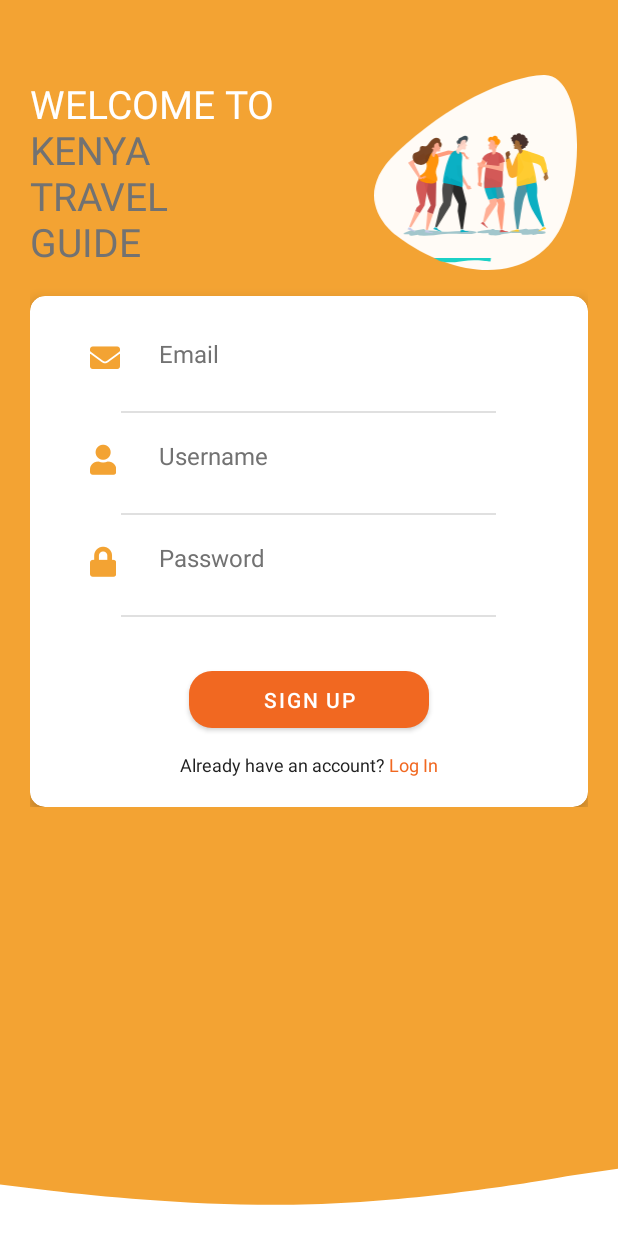
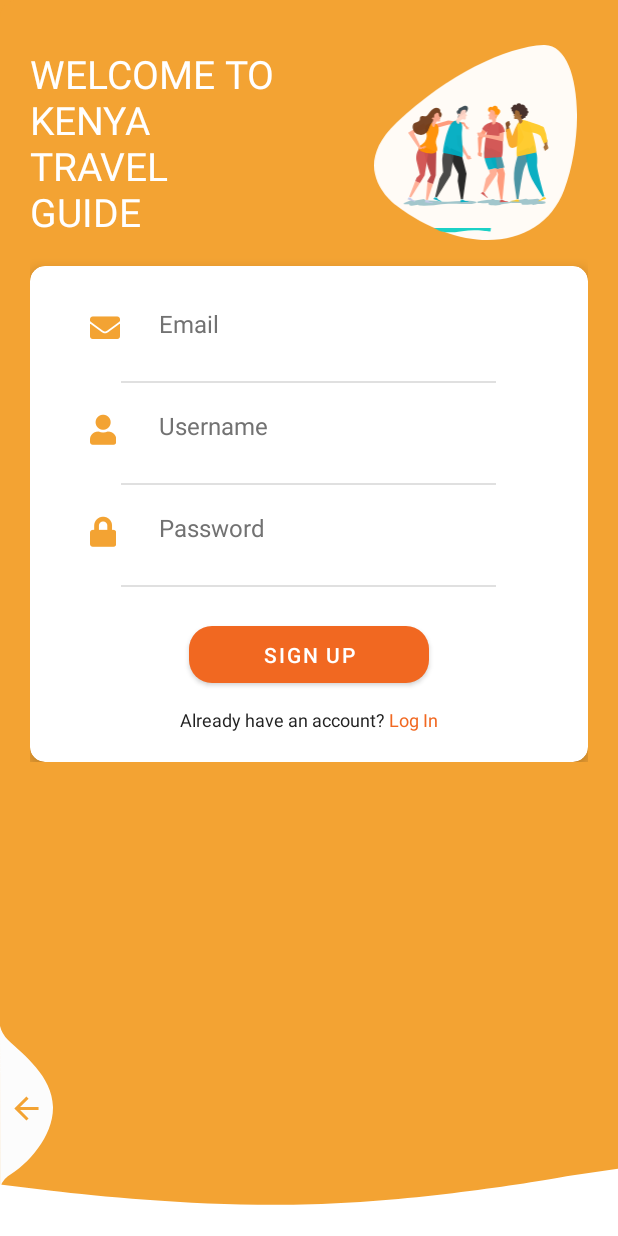
Before and after one commit to EmmanuelaJoy/travel-guide, an Android app: the SignupActivity screen opened directly, with no data from a screen before it, on a phone screen of 412 x 824 dp. Run offline under Robolectric (Android 15) with nearby library versions, the phone set to English and light mode, and no system bars; our stand-ins replace ButterKnife, Firebase (no records; nobody signed in at launch, a user with empty details on screens opened directly); Roboto replaces fonts that are not available here.

Commit message:
add slide_in_left and slide_in_right animations

```diff
--- a/app/src/main/java/com/moringaschool/kenyatravelguide/ui/SignupActivity.java
+++ b/app/src/main/java/com/moringaschool/kenyatravelguide/ui/SignupActivity.java
@@ -1,9 +1,13 @@
 package com.moringaschool.kenyatravelguide.ui;
 
 import android.content.Intent;
+import android.graphics.Color;
+import android.os.Build;
 import android.os.Bundle;
 import android.text.Html;
 import android.view.View;
+import android.view.Window;
+import android.view.WindowManager;
 import android.widget.Button;
 import android.widget.TextView;
 
@@ -66,10 +70,23 @@ public class SignupActivity extends AppCompatActivity {
             }
         });
 
-        String title = "<font color=#FFFFFF>WELCOME TO</font><br/><font color=#727272>KENYA<br/>TRAVEL<br/>GUIDE</font>";
+        String title = "<font color=#FFFFFF>WELCOME TO</font><br/><font color=#FFFFFF>KENYA<br/>TRAVEL<br/>GUIDE</font>";
         String text = "<font color=#212121>Already have an account?</font> <font color=#F16821>Log In</font>";
         mWelcomeMessage.setText(Html.fromHtml(title));
         mLogInMessage.setText(Html.fromHtml(text));
+    }
+
+    private void changeStatusBarColor() {
+        if (Build.VERSION.SDK_INT >= Build.VERSION_CODES.LOLLIPOP) {
+            Window window = getWindow();
+            window.addFlags(WindowManager.LayoutParams.FLAG_DRAWS_SYSTEM_BAR_BACKGROUNDS);
+            window.setStatusBarColor(Color.TRANSPARENT);
+//            window.setStatusBarColor(getResources().getColor(R.color.register_bk_color));
+        }
+    }
+    public void onLoginClick(View view){
+        startActivity(new Intent(this,LoginActivity.class));
+        overridePendingTransition(R.anim.slide_in_left,android.R.anim.slide_out_right);
     }
 
     private Boolean validateEmail(){
--- /dev/null
+++ b/app/src/main/res/anim/slide_in_left.xml
@@ -0,0 +1,7 @@
+<?xml version="1.0" encoding="utf-8"?>
+<set xmlns:android="http://schemas.android.com/apk/res/android">
+
+    <translate android:fromXDelta="-100%" android:toXDelta="0%"
+        android:fromYDelta="0%" android:toYDelta="0%"
+        android:duration="700"/>
+</set>
--- /dev/null
+++ b/app/src/main/res/drawable/ic_back_img.xml
@@ -0,0 +1,12 @@
+<vector xmlns:android="http://schemas.android.com/apk/res/android"
+        android:width="35dp"
+        android:height="110dp"
+        android:viewportWidth="35.022"
+        android:viewportHeight="110.257">
+    <path
+        android:pathData="M-0,-0l0.08,110.26a12.8,12.8 93.91,0 1,5.1 -9.92c13.56,-7.81 30.32,-27.17 29.83,-46.33 -0.52,-20.39 -19.37,-34.74 -29.83,-44.79A19.61,19.61 60.14,0 1,-0 -0Z"
+        android:fillColor="#fcfcfc"/>
+    <path
+        android:pathData="M25.47,54.19L13.27,54.19l5.6,-5.6L17.47,47.19 9.47,55.19l8,8 1.4,-1.4L13.27,56.19L25.47,56.19Z"
+        android:fillColor="#F3A333"/>
+</vector>
--- a/app/src/main/res/layout/login.xml
+++ b/app/src/main/res/layout/login.xml
@@ -239,7 +239,6 @@
         android:layout_width="11dp"
         android:layout_height="match_parent"
         android:layout_alignParentTop="true"
-        android:layout_marginTop="20dp"
         app:layout_constraintEnd_toEndOf="parent"
         app:layout_constraintRight_toRightOf="@+id/scrollView"
         android:background="@drawable/ic_side_bg" />
@@ -248,7 +247,7 @@
         android:layout_height="wrap_content"
         android:layout_marginRight="11dp"
         android:layout_marginBottom="30dp"
-        android:onClick="onPLusIconClick"
+        android:onClick="onLoginClick"
         app:layout_constraintEnd_toEndOf="parent"
         app:layout_constraintBottom_toBottomOf="parent"
         app:layout_constraintRight_toRightOf="@+id/scrollView"
--- a/app/src/main/res/layout/signup.xml
+++ b/app/src/main/res/layout/signup.xml
@@ -12,7 +12,7 @@
     <androidx.appcompat.widget.Toolbar
         android:id="@+id/toolbar"
         android:layout_width="0dp"
-        android:layout_height="30dp"
+        android:layout_height="10dp"
         android:background="#00008577"
         android:minHeight="?attr/actionBarSize"
         android:theme="?attr/actionBarTheme"
@@ -21,6 +21,7 @@
         app:layout_constraintTop_toTopOf="parent"/>
 
     <ScrollView
+        android:id="@+id/scrollView"
         android:layout_width="match_parent"
         android:layout_height="wrap_content"
         android:layout_alignParentTop="true"
@@ -66,6 +67,7 @@
                 app:cardElevation="5dp">
 
                 <LinearLayout
+                    android:id="@+id/form"
                     android:layout_width="match_parent"
                     android:layout_height="wrap_content"
                     android:layout_margin="10dp"
@@ -189,7 +191,7 @@
                         android:layout_height="50dp"
                         android:layout_centerHorizontal="true"
                         android:layout_gravity="center"
-                        android:layout_marginTop="30dp"
+                        android:layout_marginTop="20dp"
                         android:text="Sign Up"
                         android:textColor="@color/colorSecondaryText"
                         app:backgroundTint="@color/colorPrimaryDark"
@@ -222,6 +224,29 @@
     </ScrollView>
 
     <View
+        android:layout_width="11dp"
+        android:layout_height="match_parent"
+        android:layout_alignParentTop="true"
+        android:layout_alignParentRight="true"
+        android:background="@drawable/ic_side_bg"
+        app:layout_constraintStart_toStartOf="parent"
+        app:layout_constraintLeft_toLeftOf="@+id/scrollView"/>
+
+    <ImageView
+        android:layout_width="wrap_content"
+        android:layout_height="wrap_content"
+        android:layout_alignParentLeft="true"
+        android:layout_alignParentBottom="true"
+        android:layout_marginRight="11dp"
+        android:layout_marginBottom="30dp"
+        android:adjustViewBounds="false"
+        android:onClick="onLoginClick"
+        android:src="@drawable/ic_back_img"
+        app:layout_constraintStart_toStartOf="parent"
+        app:layout_constraintBottom_toBottomOf="parent"
+        app:layout_constraintLeft_toLeftOf="@+id/scrollView"/>
+
+    <View
         android:id="@+id/orangeVector"
         android:layout_width="415dp"
         android:layout_height="45dp"
```
